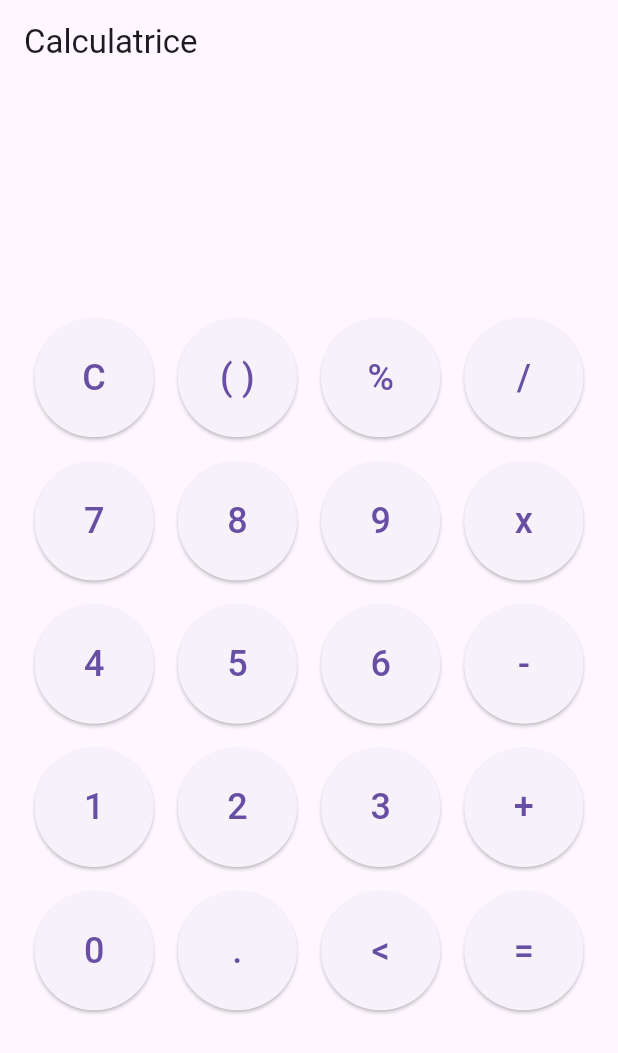
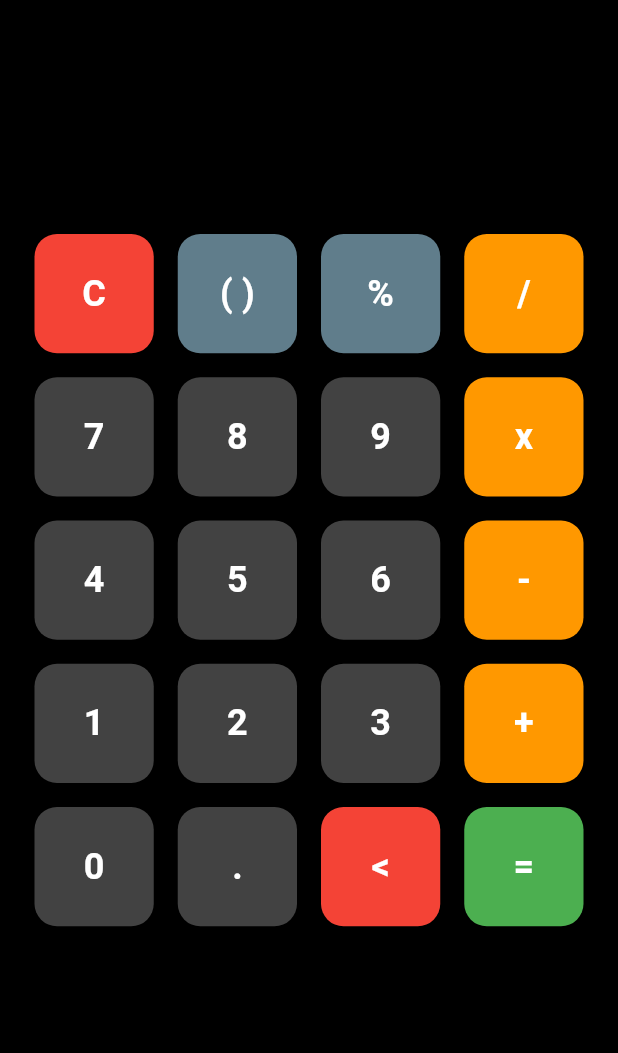
Before and after one commit to nathan-004/calculatrice-mobile, a Flutter app: the screen it shows after launch, on a phone screen of 412 x 824 dp. Shown: the top 1053 px of the screen. Run offline on Flutter 3.47's test engine with Material 3 defaults, Android fonts, the phone set to English and light mode, and no system bars.

Commit message:
Update main.dart
Ajout de couleurs

```diff
--- a/lib/main.dart
+++ b/lib/main.dart
@@ -6,9 +6,15 @@ class CalculatorApp extends StatelessWidget {
   @override
   Widget build(BuildContext context) {
     return MaterialApp(
-      title: 'Calculatrice',
+      title: 'Calculatrice Flutter',
       theme: ThemeData(
-        primarySwatch: Colors.blue,
+        brightness: Brightness.dark, // Mode sombre
+        primarySwatch: Colors.blue,  // Couleur principale
+        scaffoldBackgroundColor: Colors.black, // Fond noir
+        textTheme: TextTheme(
+          bodyLarge: TextStyle(fontSize: 28, color: Colors.white),
+          bodyMedium: TextStyle(fontSize: 22, color: Colors.white70),
+        ),
       ),
       home: CalculatorScreen(),
     );
@@ -32,12 +38,7 @@ class _CalculatorScreenState extends State<CalculatorScreen> {
 
   // Méthode pour évaluer l'expression (nous simplifions ici)
   void _calculateResult() {
-    // Pour cet exemple, nous allons utiliser une méthode simple.
-    // Dans un vrai projet, il faudrait sécuriser l'évaluation de l'expression.
     try {
-      // Remplacez le symbole 'x' par '*' si nécessaire, etc.
-      // Ici, nous utilisons la fonction "evaluate" de l'expression.
-      // Note : Pour plus de complexité, on pourrait utiliser une bibliothèque d'évaluation.
       double result = _simpleEvaluate(_display);
       setState(() {
         _display = result.toString();
@@ -108,9 +109,6 @@ class _CalculatorScreenState extends State<CalculatorScreen> {
   @override
   Widget build(BuildContext context) {
     return Scaffold(
-      appBar: AppBar(
-        title: Text('Calculatrice'),
-      ),
       body: Column(
         mainAxisAlignment: MainAxisAlignment.center,
         children: <Widget>[
@@ -129,26 +127,26 @@ class _CalculatorScreenState extends State<CalculatorScreen> {
               crossAxisCount: 4,
               padding: EdgeInsets.all(15),
               children: <Widget>[
-                _buildButton('C'), // Effacer
-                _buildButton('( )'), // Parenthèses
-                _buildButton('%'), // Pourcentage
-                _buildButton('/'), // Division
+                _buildButton('C', color: Colors.red), // Effacer
+                _buildButton('( )', color: Colors.blueGrey), // Parenthèses
+                _buildButton('%', color: Colors.blueGrey), // Pourcentage
+                _buildButton('/', color: Colors.orange), // Division
                 _buildButton('7'),
                 _buildButton('8'),
                 _buildButton('9'),
-                _buildButton('x'), // Multiplication
+                _buildButton('x', color: Colors.orange), // Multiplication
                 _buildButton('4'),
                 _buildButton('5'),
                 _buildButton('6'),
-                _buildButton('-'), // Soustraction
+                _buildButton('-', color: Colors.orange), // Soustraction
                 _buildButton('1'),
                 _buildButton('2'),
                 _buildButton('3'),
-                _buildButton('+'), // Addition
+                _buildButton('+', color: Colors.orange), // Addition
                 _buildButton('0'),
                 _buildButton('.'), // Décimale
-                _buildButton("<"), // Supprimer le dernier caractère
-                _buildButton('='), // Calculer le résultat
+                _buildButton("<", color: Colors.red), // Supprimer le dernier caractère
+                _buildButton('=', color: Colors.green), // Calculer le résultat
               ],
             ),
           ),
@@ -158,7 +156,7 @@ class _CalculatorScreenState extends State<CalculatorScreen> {
   }
 
   // Méthode pour construire un bouton de calculatrice
-  Widget _buildButton(String label) {
+  Widget _buildButton(String label, {Color? color}) {
     return Padding(
       padding: EdgeInsets.all(8.0),
       child: ElevatedButton(
@@ -172,7 +170,9 @@ class _CalculatorScreenState extends State<CalculatorScreen> {
         _calculateResult();
       } else if (label == '<') {
         setState(() {
-          _display = _display.substring(0, _display.length - 1);
+          if (_display != '') {
+            _display = _display.substring(0, _display.length - 1);
+          }
         });
       } else if (label=="( )") {
         var open_parentheses = _display.split("").where((n) => n == "(").toList().length;
@@ -192,9 +192,17 @@ class _CalculatorScreenState extends State<CalculatorScreen> {
             _onButtonPressed(label);
           }
         },
+        style: ElevatedButton.styleFrom(
+          backgroundColor: color ?? Colors.grey[800], // Couleur par défaut
+          foregroundColor: Colors.white, // Texte en blanc
+          padding: EdgeInsets.all(20),
+          shape: RoundedRectangleBorder(
+            borderRadius: BorderRadius.circular(15), // Coins arrondis
+          ),
+        ),
         child: Text(
           label,
-          style: TextStyle(fontSize: 24),
+          style: TextStyle(fontSize: 24, fontWeight: FontWeight.bold),
         ),
       ),
     );
```
